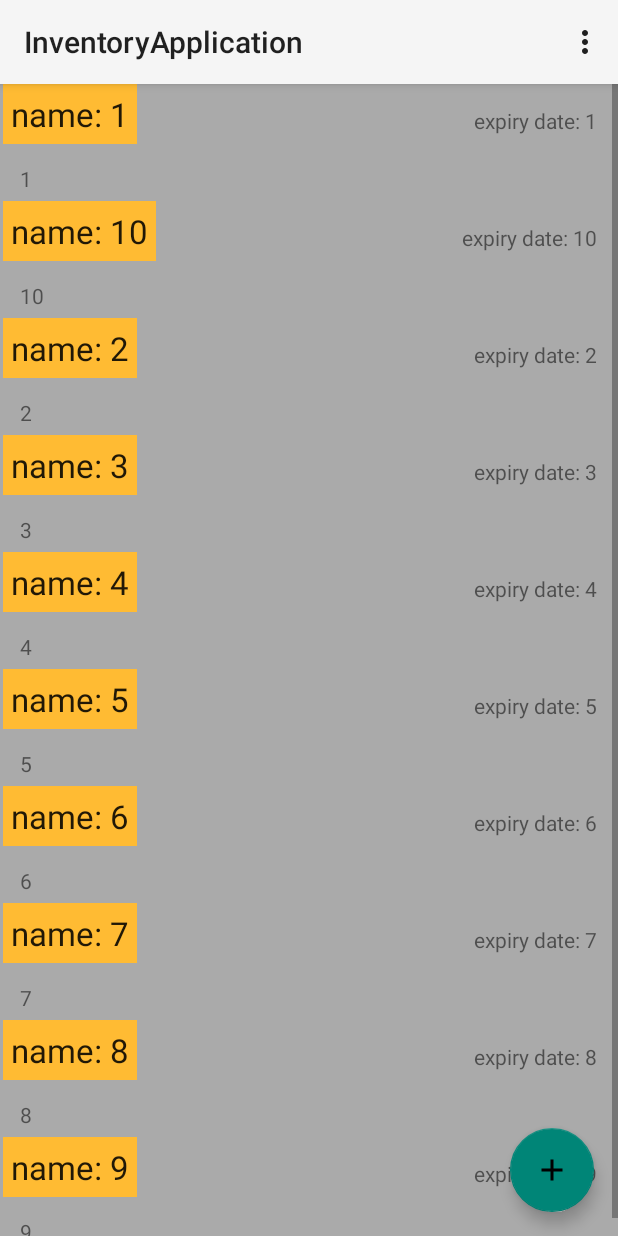
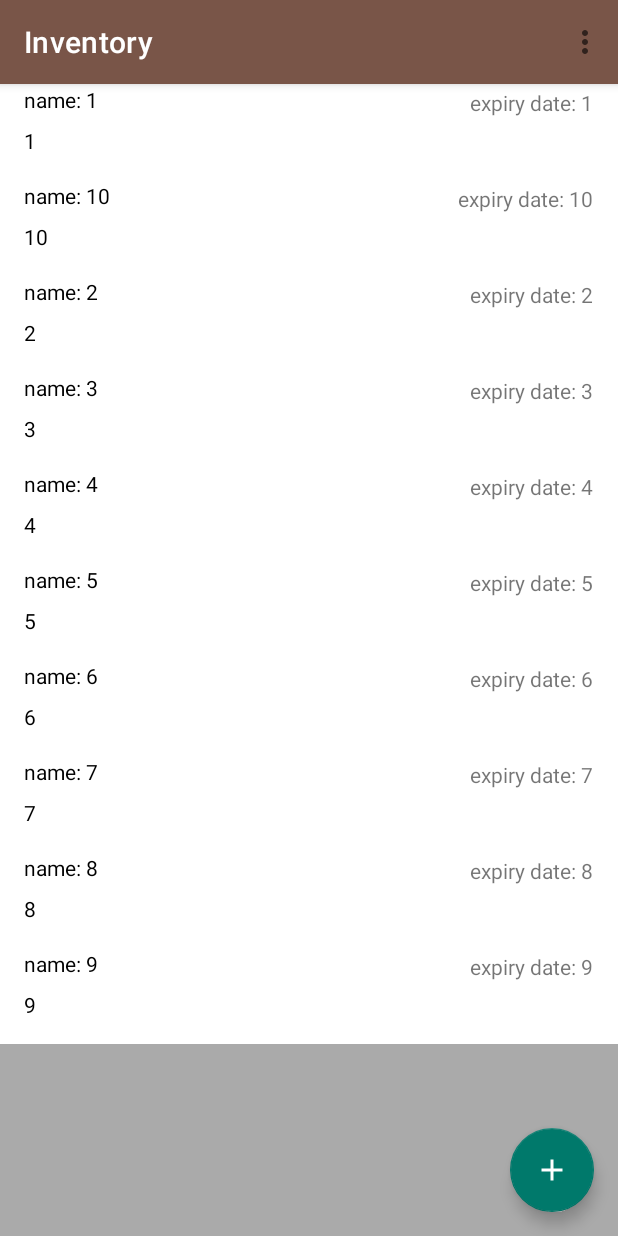
Before and after one commit to jyothri/Inventory, an Android app: the screen it shows after launch (MainActivity), in the options menu, after a tap on "Populate dummy values", on a phone screen of 412 x 824 dp. Run offline under Robolectric (Android 15) with nearby library versions, the phone set to English and light mode, and no system bars; our stand-ins replace Room's generated code.

Commit message:
Updated colors.

```diff
--- a/app/src/main/AndroidManifest.xml
+++ b/app/src/main/AndroidManifest.xml
@@ -8,11 +8,10 @@
         android:label="@string/app_name"
         android:roundIcon="@mipmap/ic_launcher_round"
         android:supportsRtl="true"
-        android:theme="@style/Theme.AppCompat.Light.NoActionBar">
+        android:theme="@style/AppTheme">
         <activity android:name=".MainActivity">
             <intent-filter>
                 <action android:name="android.intent.action.MAIN" />
-
                 <category android:name="android.intent.category.LAUNCHER" />
             </intent-filter>
         </activity>
@@ -23,7 +22,6 @@
                 android:name="android.support.PARENT_ACTIVITY"
                 android:value=".MainActivity" />
         </activity>
-
         <provider
             android:name=".db.ItemProvider"
             android:authorities="com.jkurapati.android.inventory"
--- a/app/src/main/res/layout/activity_editor.xml
+++ b/app/src/main/res/layout/activity_editor.xml
@@ -8,13 +8,13 @@
         android:id="@+id/editor_toolbar"
         android:layout_width="match_parent"
         android:layout_height="?attr/actionBarSize"
-        android:background="?attr/colorPrimary"
         android:elevation="4dp"
-        android:theme="@style/ThemeOverlay.AppCompat.ActionBar"
+        android:theme="@style/ToolbarAppTheme"
         app:layout_constraintEnd_toEndOf="parent"
         app:layout_constraintStart_toStartOf="parent"
         app:layout_constraintTop_toTopOf="parent"
-        app:popupTheme="@style/ThemeOverlay.AppCompat.Light" />
+        app:popupTheme="@style/ToolbarAppTheme"
+        app:titleTextColor="@color/primaryTextColor" />
 
     <androidx.constraintlayout.widget.Barrier
         android:id="@+id/barrierVertical"
@@ -94,6 +94,7 @@
         android:layout_height="wrap_content"
         android:layout_margin="8dp"
         android:labelFor="@id/edit_item_purchaseDate_value"
+        android:contentDescription="@string/label_purchaseDate_name"
         android:text="@string/label_purchaseDate_name"
         app:layout_constraintBottom_toTopOf="@id/barrier3"
         app:layout_constraintEnd_toEndOf="@id/barrierVertical"
@@ -105,9 +106,9 @@
         android:id="@+id/edit_item_purchaseDate_value"
         android:layout_width="0dp"
         android:layout_height="wrap_content"
-        android:hint="Enter Date"
+        android:hint="@string/date_prompt"
         android:importantForAutofill="no"
-        android:labelFor="@id/edit_item_purchaseDate_label"
+        android:text="@string/label_purchaseDate_name"
         app:layout_constraintEnd_toEndOf="parent"
         app:layout_constraintHorizontal_bias="0"
         app:layout_constraintStart_toEndOf="@+id/barrierVertical"
@@ -127,6 +128,7 @@
         android:layout_height="wrap_content"
         android:layout_margin="8dp"
         android:labelFor="@id/edit_item_expirationDate_value"
+        android:contentDescription="@string/label_expirationDate_name"
         android:text="@string/label_expirationDate_name"
         app:layout_constraintBottom_toTopOf="@id/barrier4"
         app:layout_constraintEnd_toEndOf="@id/barrierVertical"
@@ -138,9 +140,8 @@
         android:id="@+id/edit_item_expirationDate_value"
         android:layout_width="0dp"
         android:layout_height="wrap_content"
-        android:hint="Enter Date"
+        android:hint="@string/date_prompt"
         android:importantForAutofill="no"
-        android:labelFor="@id/edit_item_expirationDate_label"
         app:layout_constraintEnd_toEndOf="parent"
         app:layout_constraintHorizontal_bias="0"
         app:layout_constraintStart_toEndOf="@+id/barrierVertical"
--- a/app/src/main/res/layout/activity_main.xml
+++ b/app/src/main/res/layout/activity_main.xml
@@ -1,11 +1,11 @@
 <?xml version="1.0" encoding="utf-8"?>
 <androidx.constraintlayout.widget.ConstraintLayout xmlns:android="http://schemas.android.com/apk/res/android"
+    xmlns:app="http://schemas.android.com/apk/res-auto"
     xmlns:tools="http://schemas.android.com/tools"
     android:layout_width="match_parent"
     android:layout_height="match_parent"
-    xmlns:app="http://schemas.android.com/apk/res-auto"
-    tools:context=".MainActivity"
-    android:orientation="vertical">
+    android:orientation="vertical"
+    tools:context=".MainActivity">
 
     <androidx.appcompat.widget.Toolbar
         android:id="@+id/my_toolbar"
@@ -13,27 +13,29 @@
         android:layout_height="?attr/actionBarSize"
         android:background="?attr/colorPrimary"
         android:elevation="4dp"
-        android:theme="@style/ThemeOverlay.AppCompat.ActionBar"
+        android:theme="@style/ToolbarAppTheme"
         app:layout_constraintEnd_toEndOf="parent"
         app:layout_constraintStart_toStartOf="parent"
         app:layout_constraintTop_toTopOf="parent"
-        app:popupTheme="@style/ThemeOverlay.AppCompat.Light" />
+        app:popupTheme="@style/ToolbarAppTheme"
+        app:titleTextColor="@color/primaryTextColor" />
 
     <!-- A RecyclerView with some commonly used attributes -->
     <androidx.recyclerview.widget.RecyclerView
         android:id="@+id/items_recycler_view"
-        android:scrollbars="vertical"
         android:layout_width="0dp"
         android:layout_height="0dp"
         android:background="@android:color/darker_gray"
-        tools:listitem="@layout/list_item_view"
+        android:scrollbars="vertical"
         app:layout_constraintBottom_toBottomOf="parent"
         app:layout_constraintLeft_toLeftOf="parent"
         app:layout_constraintRight_toRightOf="parent"
-        app:layout_constraintTop_toBottomOf="@id/my_toolbar" />
+        app:layout_constraintTop_toBottomOf="@id/my_toolbar"
+        tools:listitem="@layout/list_item_view" />
 
     <com.google.android.material.floatingactionbutton.FloatingActionButton
         android:id="@+id/fab"
+        style="@style/Widget.MaterialComponents.FloatingActionButton"
         android:layout_width="wrap_content"
         android:layout_height="wrap_content"
         android:layout_gravity="end|bottom"
@@ -50,10 +52,10 @@
         android:gravity="center"
         android:text="@string/no_data_available"
         android:visibility="gone"
-        app:layout_constraintTop_toBottomOf="@id/my_toolbar"
         app:layout_constraintBottom_toBottomOf="parent"
         app:layout_constraintEnd_toEndOf="parent"
-        app:layout_constraintStart_toStartOf="parent" />
+        app:layout_constraintStart_toStartOf="parent"
+        app:layout_constraintTop_toBottomOf="@id/my_toolbar" />
 
 
 </androidx.constraintlayout.widget.ConstraintLayout>
--- a/app/src/main/res/layout/list_item_view.xml
+++ b/app/src/main/res/layout/list_item_view.xml
@@ -1,36 +1,25 @@
 <?xml version="1.0" encoding="utf-8"?>
 <androidx.constraintlayout.widget.ConstraintLayout xmlns:android="http://schemas.android.com/apk/res/android"
-    android:layout_width="match_parent"
-    android:layout_height="wrap_content"
-    xmlns:app="http://schemas.android.com/apk/res-auto">
+    xmlns:app="http://schemas.android.com/apk/res-auto"
+    style="@style/item_view">
 
     <TextView
         android:id="@+id/list_item_name"
-        android:layout_width="wrap_content"
-        android:layout_height="wrap_content"
-        android:layout_marginStart="2dp"
-        android:padding="5dp"
-        style="@style/item_title"
+        style="@style/item_name"
+        app:layout_constraintBottom_toTopOf="@+id/list_item_quantity"
         app:layout_constraintStart_toStartOf="parent"
-        app:layout_constraintBottom_toTopOf="@+id/list_item_quantity"
         app:layout_constraintTop_toTopOf="parent" />
 
     <TextView
         android:id="@+id/list_item_quantity"
-        android:layout_width="wrap_content"
-        android:layout_height="wrap_content"
-        android:layout_marginStart="8dp"
-        android:padding="5dp"
+        style="@style/item_quantity"
         app:layout_constraintBottom_toBottomOf="parent"
         app:layout_constraintStart_toStartOf="parent"
         app:layout_constraintTop_toBottomOf="@+id/list_item_name" />
 
     <TextView
         android:id="@+id/list_item_expiry_date"
-        android:layout_width="wrap_content"
-        android:layout_height="wrap_content"
-        android:layout_marginEnd="8dp"
-        android:padding="5dp"
+        style="@style/item_expiry_date"
         app:layout_constraintBottom_toTopOf="@+id/list_item_quantity"
         app:layout_constraintEnd_toEndOf="parent"
         app:layout_constraintTop_toTopOf="parent" />
--- a/app/src/main/res/values/colors.xml
+++ b/app/src/main/res/values/colors.xml
@@ -1,8 +1,17 @@
 <?xml version="1.0" encoding="utf-8"?>
 <resources>
-    <color name="colorPrimary">#6200EE</color>
-    <color name="colorPrimaryDark">#3700B3</color>
-    <color name="colorAccent">#03DAC5</color>
+    <color name="primaryColor">#795548</color>
+    <color name="primaryLightColor">#a98274</color>
+    <color name="primaryDarkColor">#4b2c20</color>
+    <color name="secondaryColor">#00796b</color>
+    <color name="secondaryLightColor">#48a999</color>
+    <color name="secondaryDarkColor">#004c40</color>
+    <color name="primaryTextColor">#ffffff</color>
+    <color name="secondaryTextColor">#ffffff</color>
+    <color name="accent">#009688</color>
+    <color name="icons">#FFFFFF</color>
+    <color name="divider">#BDBDBD</color>
+
     <color name="blue">#3682F4</color>
     <color name="green">#ABF436</color>
 </resources>
--- a/app/src/main/res/values/strings.xml
+++ b/app/src/main/res/values/strings.xml
@@ -1,5 +1,5 @@
 <resources>
-    <string name="app_name">InventoryApplication</string>
+    <string name="app_name">Inventory</string>
     <string name="action_delete_rows_in_db">Delete all entries</string>
     <string name="action_populate_db">Populate dummy values</string>
     <string name="submit">Add Item</string>
@@ -10,4 +10,5 @@
     <string name="label_purchaseDate_name">Purchase Date:</string>
     <string name="label_expirationDate_name">Expiration Date:</string>
     <string name="rows_in_db">No. of rows in the DB: %d</string>
+    <string name="date_prompt">Enter Date</string>
 </resources>
--- a/app/src/main/res/values/styles.xml
+++ b/app/src/main/res/values/styles.xml
@@ -1,21 +1,53 @@
 <resources>
 
     <!-- Base application theme. -->
-    <style name="AppTheme" parent="Theme.AppCompat.Light.DarkActionBar">
+    <style name="AppTheme" parent="Theme.MaterialComponents.Light.NoActionBar">
         <!-- Customize your theme here. -->
-        <item name="colorPrimary">@color/colorPrimary</item>
-        <item name="colorPrimaryDark">@color/colorPrimaryDark</item>
-        <item name="colorAccent">@color/colorAccent</item>
+        <item name="colorPrimary">@color/primaryColor</item>
+        <item name="colorPrimaryDark">@color/primaryDarkColor</item>
+        <item name="colorAccent">@color/secondaryColor</item>
+
+        <item name="colorSecondary">@color/secondaryColor</item>
+        <item name="colorOnSecondary">@color/primaryTextColor</item>
+    </style>
+
+    <style name="ToolbarAppTheme" parent="AppTheme">
+        <item name="android:background">@color/primaryColor</item>
+        <item name="android:textColor">@color/primaryTextColor</item>
     </style>
 
     <!-- The default font for RecyclerView items is too small.
     The margin is a simple delimiter between the words. -->
-    <style name="item_title">
+    <style name="item_name">
+        <item name="android:layout_width">wrap_content</item>
+        <item name="android:layout_height">28dp</item>
+        <item name="android:gravity">center_vertical</item>
+        <item name="android:textAppearance">@android:style/TextAppearance.Material.Widget.TextView
+        </item>
+    </style>
+
+    <style name="item_quantity">
+        <item name="android:layout_width">wrap_content</item>
+        <item name="android:layout_height">28dp</item>
+        <item name="android:gravity">center_vertical</item>
+        <item name="android:textAppearance">@android:style/TextAppearance.Material.Widget.TextView
+        </item>
+    </style>
+
+    <style name="item_expiry_date">
+        <item name="android:layout_width">wrap_content</item>
+        <item name="android:layout_height">wrap_content</item>
+        <item name="android:paddingStart">28dp</item>
+        <item name="android:textAppearance">@android:style/TextAppearance.Material.Small</item>
+    </style>
+
+    <style name="item_view">
         <item name="android:layout_width">match_parent</item>
-        <item name="android:layout_marginBottom">8dp</item>
-        <item name="android:paddingLeft">8dp</item>
-        <item name="android:background">@android:color/holo_orange_light</item>
-        <item name="android:textAppearance">@android:style/TextAppearance.Large</item>
+        <item name="android:layout_height">64dp</item>
+        <item name="android:paddingStart">16dp</item>
+        <item name="android:paddingEnd">16dp</item>
+        <item name="android:background">@android:color/background_light</item>
+        <item name="android:paddingBottom">16dp</item>
     </style>
 
 </resources>
```
